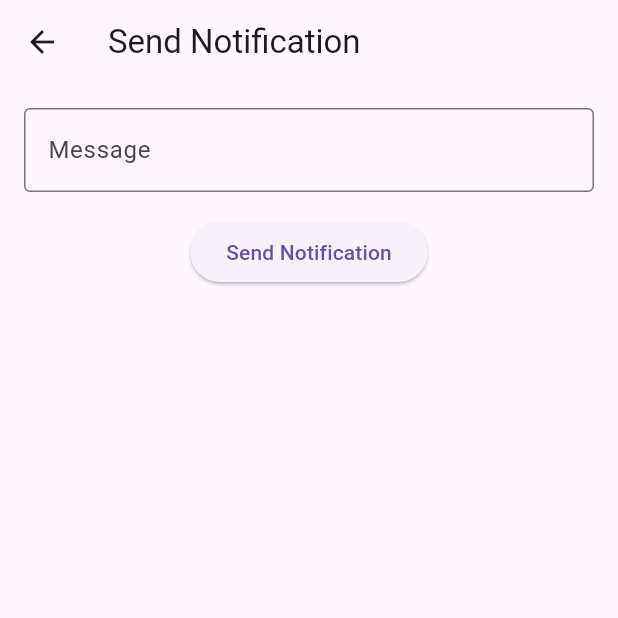
After one commit to Rojal2/expenseapp, a Flutter app: the HomePage screen opened directly, after a tap on "Send Notification", on a phone screen of 412 x 824 dp, the top half of it. The commit adds this screen. Run offline on Flutter 3.47's test engine with Material 3 defaults, Android fonts, the phone set to English and light mode, and no system bars; our stand-ins replace cloud_firestore, firebase_auth, firebase_core, firebase_messaging, fl_chart, flutter_local_notifications and 3 more; accounts and stored records are empty.

Commit message:
notification initial commit

```diff
--- a/lib/screens/budget_income_screen.dart
+++ b/lib/screens/budget_income_screen.dart
@@ -1,7 +1,7 @@
 import 'package:flutter/material.dart';
-import 'models/budget_income_service.dart';
-import 'models/income_entry.dart';
-import 'models/budget.dart';
+import '../../models/budget_income_service.dart';
+import '../../models/income_entry.dart';
+import '../../models/budget.dart';
 import 'package:intl/intl.dart';
 import 'package:cloud_firestore/cloud_firestore.dart';
 import 'package:firebase_auth/firebase_auth.dart';
--- /dev/null
+++ b/lib/screens/notification_screen.dart
@@ -0,0 +1,75 @@
+import 'package:flutter/material.dart';
+import 'package:http/http.dart' as http;
+import 'dart:convert';
+
+class NotificationScreen extends StatefulWidget {
+  const NotificationScreen({super.key});
+
+  @override
+  State<NotificationScreen> createState() => _NotificationScreenState();
+}
+
+class _NotificationScreenState extends State<NotificationScreen> {
+  final TextEditingController _messageController = TextEditingController();
+
+  // Replace this with your FCM Server Key from Firebase Console → Project Settings → Cloud Messaging
+  final String serverKey = 'YOUR_FCM_SERVER_KEY';
+
+  void _sendNotification() async {
+    String message = _messageController.text.trim();
+    if (message.isEmpty) return;
+
+    // Construct FCM payload
+    final Map<String, dynamic> payload = {
+      'to': '/topics/allUsers',
+      'notification': {'title': 'New Message', 'body': message},
+      'priority': 'high',
+    };
+
+    final response = await http.post(
+      Uri.parse('https://fcm.googleapis.com/fcm/send'),
+      headers: {
+        'Content-Type': 'application/json',
+        'Authorization': 'key=$serverKey',
+      },
+      body: jsonEncode(payload),
+    );
+
+    if (response.statusCode == 200) {
+      _messageController.clear();
+      ScaffoldMessenger.of(
+        context,
+      ).showSnackBar(const SnackBar(content: Text('Notification sent!')));
+    } else {
+      ScaffoldMessenger.of(
+        context,
+      ).showSnackBar(SnackBar(content: Text('Failed: ${response.body}')));
+    }
+  }
+
+  @override
+  Widget build(BuildContext context) {
+    return Scaffold(
+      appBar: AppBar(title: const Text('Send Notification')),
+      body: Padding(
+        padding: const EdgeInsets.all(16.0),
+        child: Column(
+          children: [
+            TextField(
+              controller: _messageController,
+              decoration: const InputDecoration(
+                labelText: 'Message',
+                border: OutlineInputBorder(),
+              ),
+            ),
+            const SizedBox(height: 16),
+            ElevatedButton(
+              onPressed: _sendNotification,
+              child: const Text('Send Notification'),
+            ),
+          ],
+        ),
+      ),
+    );
+  }
+}
--- a/lib/widgets/home_page.dart
+++ b/lib/widgets/home_page.dart
@@ -1,8 +1,29 @@
 import 'package:flutter/material.dart';
-import '../expenses_screen.dart';
+import 'package:firebase_messaging/firebase_messaging.dart';
+import '../screens/expenses_screen.dart';
+import '../screens/notification_screen.dart';
 
-class HomePage extends StatelessWidget {
+class HomePage extends StatefulWidget {
   const HomePage({super.key});
+
+  @override
+  State<HomePage> createState() => _HomePageState();
+}
+
+class _HomePageState extends State<HomePage> {
+  @override
+  void initState() {
+    super.initState();
+    // Subscribe to 'allUsers' topic
+    FirebaseMessaging.instance
+        .subscribeToTopic('allUsers')
+        .then((_) {
+          print('Subscribed to allUsers topic');
+        })
+        .catchError((error) {
+          print('Failed to subscribe: $error');
+        });
+  }
 
   @override
   Widget build(BuildContext context) {
@@ -23,7 +44,6 @@ class HomePage extends StatelessWidget {
               leading: const Icon(Icons.money),
               title: const Text("Expenses"),
               onTap: () {
-                // TODO: Navigate to Expenses Screen
                 Navigator.pop(context);
                 Navigator.push(
                   context,
@@ -37,7 +57,6 @@ class HomePage extends StatelessWidget {
               leading: const Icon(Icons.account_balance_wallet),
               title: const Text("Budget"),
               onTap: () {
-                // TODO: Navigate to Budget Screen
                 Navigator.pop(context);
               },
             ),
@@ -45,15 +64,17 @@ class HomePage extends StatelessWidget {
               leading: const Icon(Icons.bar_chart),
               title: const Text("Comparison"),
               onTap: () {
-                // TODO: Navigate to Comparison Screen
                 Navigator.pop(context);
               },
             ),
           ],
         ),
       ),
-      body: const Center(
-        child: Text(
+      body: Center(
+        child: Column(
+          mainAxisAlignment: MainAxisAlignment.center,
+          children: [
+            const Text(
               "Welcome to Budget Tracker",
               style: TextStyle(
                 fontSize: 26,
@@ -61,6 +82,18 @@ class HomePage extends StatelessWidget {
                 color: Colors.teal,
               ),
             ),
+            const SizedBox(height: 20),
+            ElevatedButton(
+              onPressed: () {
+                Navigator.push(
+                  context,
+                  MaterialPageRoute(builder: (_) => const NotificationScreen()),
+                );
+              },
+              child: const Text('Send Notification'),
+            ),
+          ],
+        ),
       ),
     );
   }
--- a/pubspec.yaml
+++ b/pubspec.yaml
@@ -40,6 +40,8 @@ dependencies:
   logger: ^2.3.0
   flutter_riverpod: ^2.4.0
   firebase_messaging: ^14.7.18
+  flutter_local_notifications: ^18.0.1
+
 
   # The following adds the Cupertino Icons font to your application.
   # Use with the CupertinoIcons class for iOS style icons.
```
Also changed, not shown: lib/main.dart (+83 -123 lines), firebase.json, pubspec.lock, 9 other files. Lines whose indentation alone changed are shown as unchanged.
